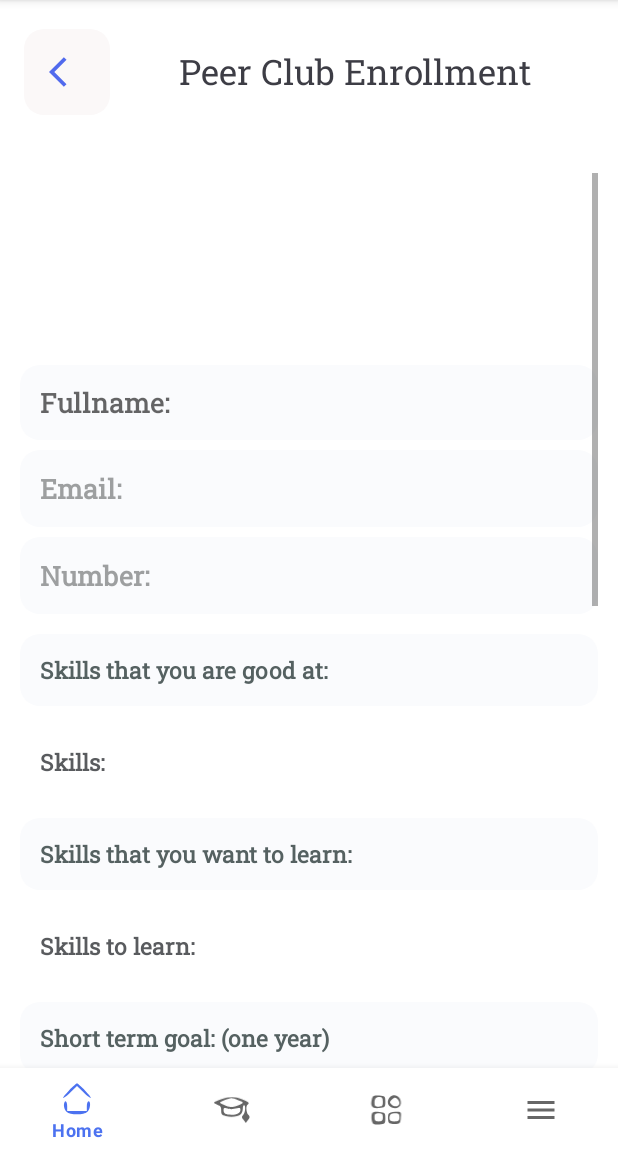
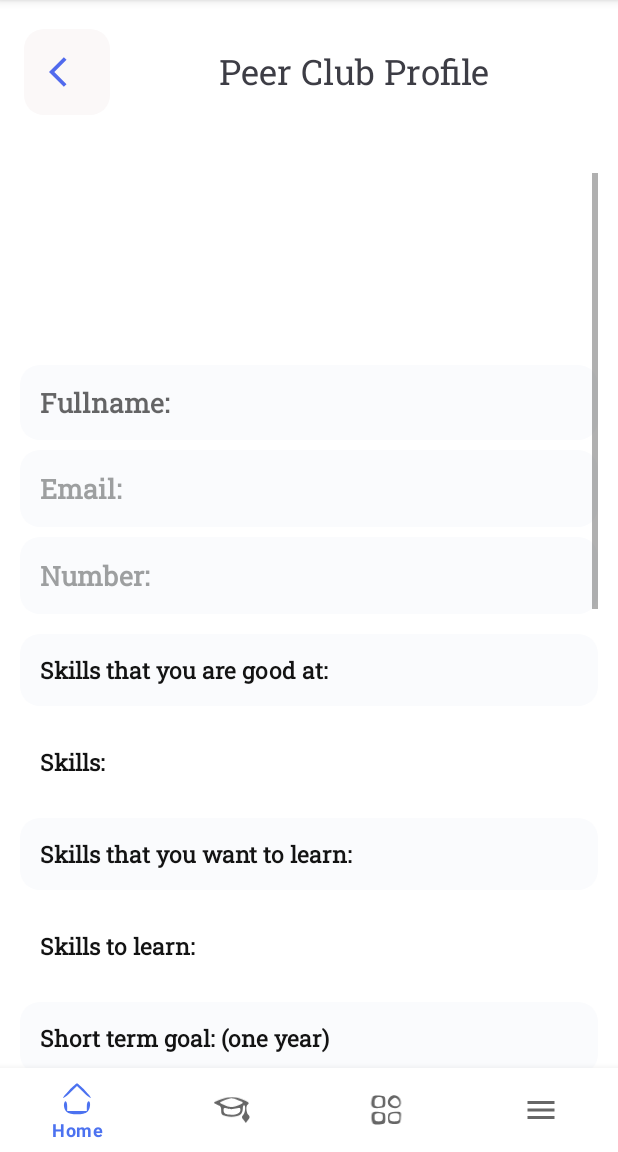
Before and after one commit to apoorvagarg98/PeerPowerClub, an Android app: the screen it shows after launch once a user with an empty profile is signed in (myHome), after a tap on "profile", on a phone screen of 412 x 824 dp, the part 84-1236 px from its top. Run offline under Robolectric (Android 15) with nearby library versions, the phone set to English and light mode, and no system bars; our stand-ins replace CircleImageView, Firebase (no records; nobody signed in at launch, a user with empty details on screens opened directly), Picasso, sdp/ssp sizes; pictures from the network do not load; Roboto replaces fonts that are not available here; 2 statements that could not run were skipped.

Commit message:
Check pls

```diff
--- a/app/src/main/res/layout/fragment1home.xml
+++ b/app/src/main/res/layout/fragment1home.xml
@@ -49,7 +49,7 @@
                 android:gravity="center"
 
                 android:layout_gravity="center"
-                android:text="Peer Club Enrollment"
+                android:text="Peer Club Profile"
                 android:textColor="#3D3D45"
                 android:textSize="@dimen/_18sdp"
                 />
@@ -160,10 +160,10 @@
 
                     android:ems="20"
                     android:fontFamily="@font/roboto_slab"
-                    android:text="Skills that you are good at:"
                     android:minHeight="48dp"
                     android:padding="@dimen/_10sdp"
-                    android:textColor="#556161"
+                    android:text="Skills that you are good at:"
+                    android:textColor="#131313"
                     android:textSize="@dimen/_12sdp"
                     android:textStyle="bold" />
 
@@ -176,10 +176,11 @@
                     android:fontFamily="@font/roboto_slab"
                     android:padding="@dimen/_10sdp"
                     android:text="Skills:"
-                    android:textColor="#595B5E"
+                    android:textColor="#131313"
                     android:textColorHint=" #9D9FA0"
                     android:textSize="@dimen/_12sdp"
                     android:textStyle="bold" />
+
                 <TextView
 
 
@@ -193,10 +194,10 @@
 
                     android:ems="20"
                     android:fontFamily="@font/roboto_slab"
-                    android:text="Skills that you want to learn:"
                     android:minHeight="48dp"
                     android:padding="@dimen/_10sdp"
-                    android:textColor="#556161"
+                    android:text="Skills that you want to learn:"
+                    android:textColor="#131313"
                     android:textSize="@dimen/_12sdp"
                     android:textStyle="bold" />
 
@@ -209,7 +210,7 @@
                     android:fontFamily="@font/roboto_slab"
                     android:padding="@dimen/_10sdp"
                     android:text="Skills to learn:"
-                    android:textColor="#595B5E"
+                    android:textColor="#131313"
                     android:textColorHint=" #9D9FA0"
                     android:textSize="@dimen/_12sdp"
                     android:textStyle="bold" />
@@ -231,7 +232,7 @@
                     android:minHeight="48dp"
                     android:padding="@dimen/_10sdp"
                     android:text="Short term goal: (one year)"
-                    android:textColor="#556161"
+                    android:textColor="#131313"
                     android:textSize="@dimen/_12sdp"
                     android:textStyle="bold" />
 
@@ -244,7 +245,7 @@
                     android:fontFamily="@font/roboto_slab"
                     android:padding="@dimen/_10sdp"
                     android:text="Short Term Goal"
-                    android:textColor="#595B5E"
+                    android:textColor="#131313"
                     android:textColorHint=" #9D9FA0"
                     android:textSize="@dimen/_12sdp"
                     android:textStyle="bold" />
@@ -262,10 +263,10 @@
 
                     android:ems="20"
                     android:fontFamily="@font/roboto_slab"
-                    android:text="Long term goals: (Five year)"
                     android:minHeight="48dp"
                     android:padding="@dimen/_10sdp"
-                    android:textColor="#556161"
+                    android:text="Long term goals: (Five year)"
+                    android:textColor="#131313"
                     android:textSize="@dimen/_12sdp"
                     android:textStyle="bold" />
 
@@ -281,10 +282,11 @@
                     android:paddingRight="10dp"
                     android:paddingBottom="10dp"
                     android:text="Long Term Goals"
-                    android:textColor="#595B5E"
+                    android:textColor="#131313"
                     android:textColorHint=" #9D9FA0"
                     android:textSize="@dimen/_12sdp"
                     android:textStyle="bold" />
+
                 <TextView
 
 
@@ -295,13 +297,13 @@
                     android:background="@drawable/textviewbg"
 
                     android:backgroundTint="#FAFBFD"
-android:gravity="center"
                     android:ems="20"
                     android:fontFamily="@font/roboto_slab"
-                    android:text="Available for Personal Peer Call:"
+                    android:gravity="center"
                     android:minHeight="48dp"
                     android:padding="@dimen/_10sdp"
-                    android:textColor="#556161"
+                    android:text="Available for Personal Peer Call:"
+                    android:textColor="#131313"
                     android:textSize="@dimen/_13sdp"
                     android:textStyle="bold" />
 
@@ -313,9 +315,10 @@ android:gravity="center"
                     <TextView
                         android:id="@+id/dayornight"
                         android:layout_width="@dimen/_136sdp"
-                        android:layout_height="50dp"
+                        android:layout_height="wrap_content"
                         android:layout_marginLeft="5dp"
-                        android:layout_marginTop="@dimen/_5sdp"
+                        android:gravity="center"
+                        android:layout_gravity="center"
                         android:drawablePadding="@dimen/_10sdp"
                         android:clipChildren="true"
                         android:clipToPadding="true"
@@ -323,7 +326,7 @@ android:gravity="center"
 
                         android:drawingCacheQuality="high"
                         android:dropDownWidth="match_parent"
-                        android:padding="@dimen/_10sdp"
+                        android:padding="@dimen/_5sdp"
                         android:textSize="@dimen/_10sdp"
                         android:spinnerMode="dropdown"
 
@@ -333,10 +336,10 @@ android:gravity="center"
                     <TextView
                         android:id="@+id/timeforcall"
                         android:layout_width="@dimen/_136sdp"
-                        android:layout_height="50dp"
+                        android:layout_height="wrap_content"
                         android:layout_marginLeft="@dimen/_15sdp"
-                        android:layout_marginTop="@dimen/_5sdp"
-                        android:drawablePadding="@dimen/_10sdp"
+                        android:layout_marginTop="@dimen/_2sdp"
+                        android:drawablePadding="@dimen/_5sdp"
                         android:clipChildren="true"
                         android:clipToPadding="true"
                         android:contentDescription="@string/time"
@@ -390,7 +393,7 @@ android:gravity="center"
                     android:minHeight="48dp"
 
                     android:padding="@dimen/_10sdp"
-                    android:textColor="#157575"
+                    android:textColor="#131313"
                     android:textStyle="bold" />
 
                 <TextView
@@ -410,7 +413,7 @@ android:gravity="center"
                     android:minHeight="48dp"
 
                     android:padding="@dimen/_10sdp"
-                    android:textColor="#157575"
+                    android:textColor="#131313"
                     android:textStyle="bold" />
 
                 <TextView
@@ -430,7 +433,7 @@ android:gravity="center"
                     android:minHeight="48dp"
 
                     android:padding="@dimen/_10sdp"
-                    android:textColor="#157575"
+                    android:textColor="#131313"
                     android:textStyle="bold" />
 
                 <TextView
@@ -440,18 +443,18 @@ android:gravity="center"
                     android:layout_height="wrap_content"
                     android:layout_marginTop="@dimen/_5sdp"
 
+                    android:layout_marginBottom="@dimen/_30sdp"
+
                     android:background="@drawable/textviewbg"
 
                     android:backgroundTint="#FAFBFD"
-
                     android:ems="20"
                     android:fontFamily="@font/roboto_slab"
                     android:hint="Others:"
+
                     android:minHeight="48dp"
-
                     android:padding="@dimen/_10sdp"
-                    android:textColor="#157575"
-                    android:layout_marginBottom="@dimen/_30sdp"
+                    android:textColor="#131313"
                     android:textStyle="bold" />
 
             </LinearLayout>
```
Also changed, not shown: app/src/main/res/layout-xxxhdpi/fragment3courses.xml (+8 -5 lines), app/src/main/res/layout/activity_courses_item.xml (+7 -5 lines), app/src/main/res/layout/activity_groupparticipants.xml (+4 -4 lines), app/src/main/res/layout/activity_registration.xml (+5 -5 lines), app/src/main/res/layout/fragment_final_home.xml (+8 -31 lines), app/src/main/res/layout/groupparticipantsitem.xml (+5 -7 lines).
